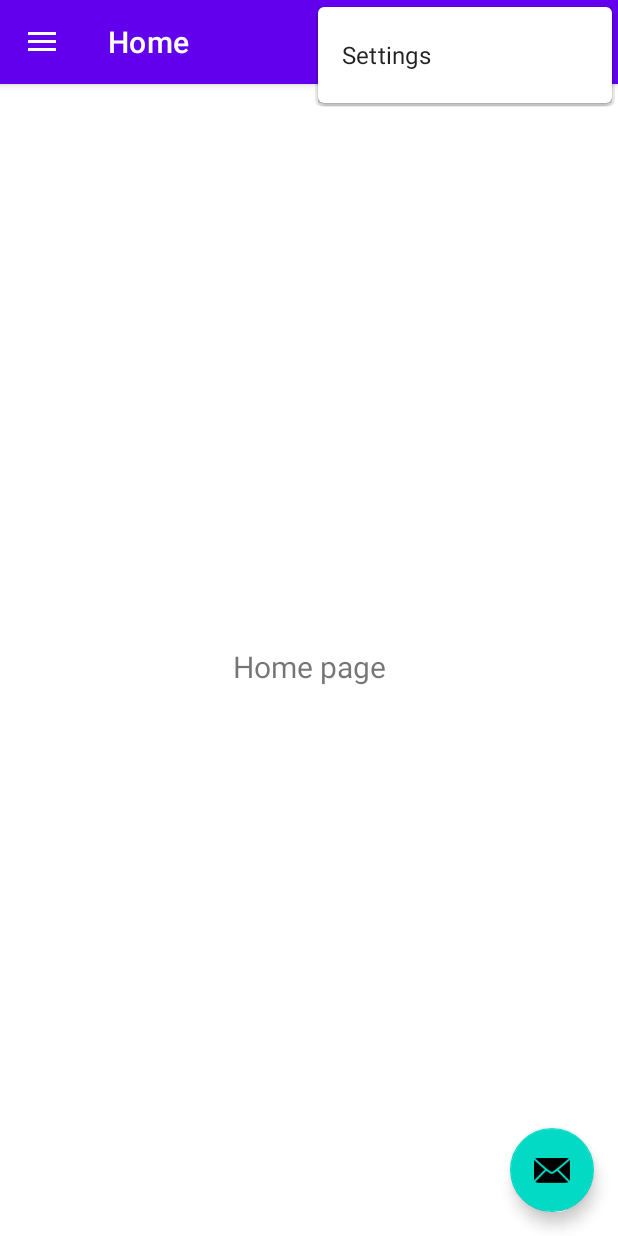
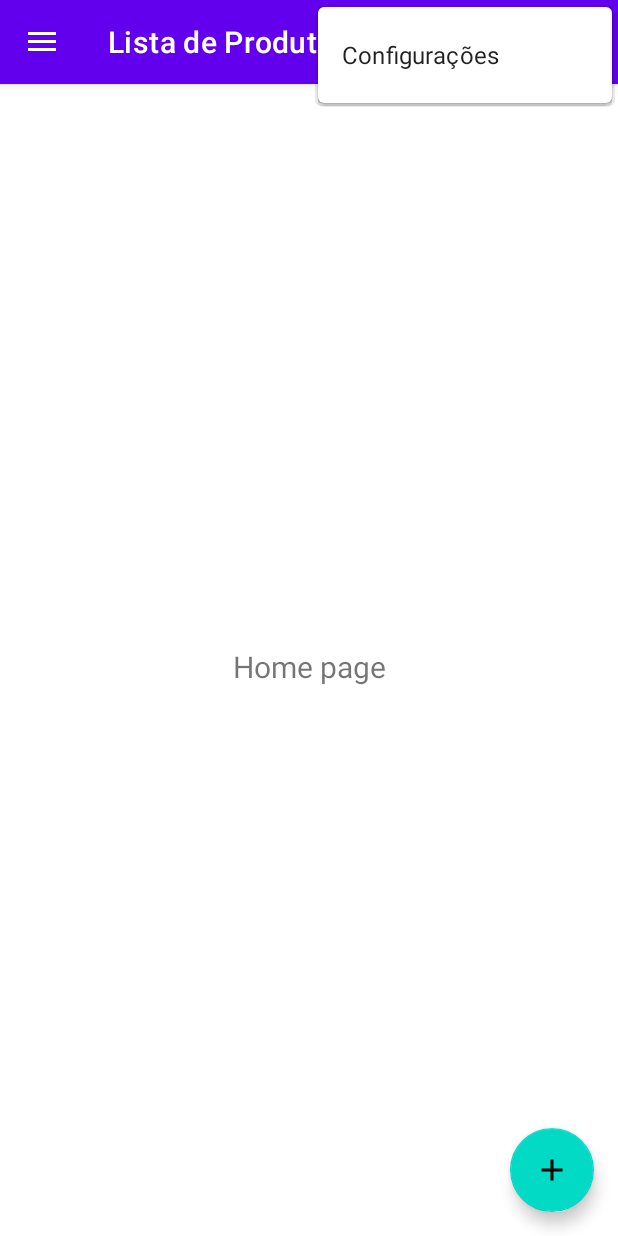
Before and after one commit to Miguel-Luis-1/armazem, an Android app: the screen it shows after launch (MainActivity), with the options menu open, on a phone screen of 412 x 824 dp. Run offline under Robolectric (Android 15) with nearby library versions, the phone set to English and light mode, and no system bars; our stand-ins replace navigation-ui.

Commit message:
Adição de ícones

```diff
--- /dev/null
+++ b/ArmazenApp/app/src/main/res/drawable/ic_add.xml
@@ -0,0 +1,10 @@
+<vector xmlns:android="http://schemas.android.com/apk/res/android"
+    android:width="24dp"
+    android:height="24dp"
+    android:viewportWidth="960"
+    android:viewportHeight="960"
+    android:tint="?attr/colorControlNormal">
+  <path
+      android:fillColor="@android:color/white"
+      android:pathData="M440,520L200,520L200,440L440,440L440,200L520,200L520,440L760,440L760,520L520,520L520,760L440,760L440,520Z"/>
+</vector>
--- /dev/null
+++ b/ArmazenApp/app/src/main/res/drawable/ic_list.xml
@@ -0,0 +1,13 @@
+<vector xmlns:android="http://schemas.android.com/apk/res/android"
+    xmlns:tools="http://schemas.android.com/tools"
+    android:width="24dp"
+    android:height="24dp"
+    android:viewportWidth="960"
+    android:viewportHeight="960"
+    android:tint="?attr/colorControlNormal"
+    android:autoMirrored="true"
+    tools:ignore="MissingDefaultResource">
+  <path
+      android:fillColor="@android:color/white"
+      android:pathData="M280,360L280,280L840,280L840,360L280,360ZM280,520L280,440L840,440L840,520L280,520ZM280,680L280,600L840,600L840,680L280,680ZM160,360Q143,360 131.5,348.5Q120,337 120,320Q120,303 131.5,291.5Q143,280 160,280Q177,280 188.5,291.5Q200,303 200,320Q200,337 188.5,348.5Q177,360 160,360ZM160,520Q143,520 131.5,508.5Q120,497 120,480Q120,463 131.5,451.5Q143,440 160,440Q177,440 188.5,451.5Q200,463 200,480Q200,497 188.5,508.5Q177,520 160,520ZM160,680Q143,680 131.5,668.5Q120,657 120,640Q120,623 131.5,611.5Q143,600 160,600Q177,600 188.5,611.5Q200,623 200,640Q200,657 188.5,668.5Q177,680 160,680Z"/>
+</vector>
--- a/ArmazenApp/app/src/main/res/layout/app_bar_main.xml
+++ b/ArmazenApp/app/src/main/res/layout/app_bar_main.xml
@@ -29,6 +29,6 @@
         android:layout_gravity="bottom|end"
         android:layout_marginEnd="@dimen/fab_margin"
         android:layout_marginBottom="16dp"
-        app:srcCompat="@android:drawable/ic_dialog_email" />
+        app:srcCompat="@drawable/ic_add" />
 
 </androidx.coordinatorlayout.widget.CoordinatorLayout>
--- a/ArmazenApp/app/src/main/res/menu/activity_main_drawer.xml
+++ b/ArmazenApp/app/src/main/res/menu/activity_main_drawer.xml
@@ -6,8 +6,8 @@
     <group android:checkableBehavior="single">
         <item
             android:id="@+id/nav_home"
-            android:icon="@drawable/ic_menu_camera"
-            android:title="@string/menu_home" />
+            android:icon="@drawable/ic_list"
+            android:title="Lista de produtos" />
         <item
             android:id="@+id/nav_gallery"
             android:icon="@drawable/ic_menu_gallery"
--- a/ArmazenApp/app/src/main/res/values/strings.xml
+++ b/ArmazenApp/app/src/main/res/values/strings.xml
@@ -5,9 +5,9 @@
     <string name="nav_header_title">Android Studio</string>
     <string name="nav_header_subtitle">android.studio@android.com</string>
     <string name="nav_header_desc">Navigation header</string>
-    <string name="action_settings">Settings</string>
+    <string name="action_settings">Configurações</string>
 
-    <string name="menu_home">Home</string>
+    <string name="menu_home">Lista de Produtos</string>
     <string name="menu_gallery">Gallery</string>
     <string name="menu_slideshow">Slideshow</string>
 </resources>
```
